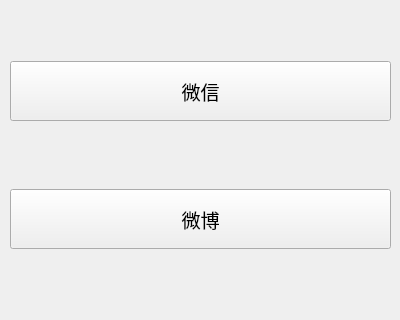
ExTNT/JLU_CppProject, file chooseservice.ui: the form before one commit; both pictures show x 0 to 400 and y 240 to 560 of the 400 by 560 pixel window.
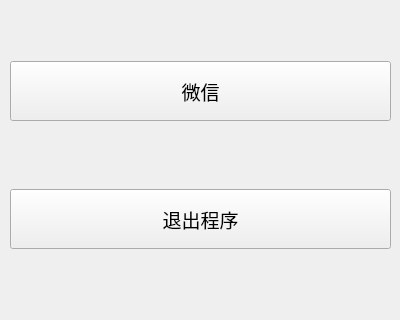
The form after the commit.

```diff
--- a/chooseservice.ui
+++ b/chooseservice.ui
@@ -22,7 +22,7 @@
      <height>560</height>
     </rect>
    </property>
-   <widget class="QWidget" name="">
+   <widget class="QWidget" name="layoutWidget">
     <property name="geometry">
      <rect>
       <x>0</x>
@@ -177,7 +177,7 @@
         </font>
        </property>
        <property name="text">
-        <string>微博</string>
+        <string>退出程序</string>
        </property>
       </widget>
      </item>
```
Left out of the diff: 2 changed lines with no effect on the pictures.
